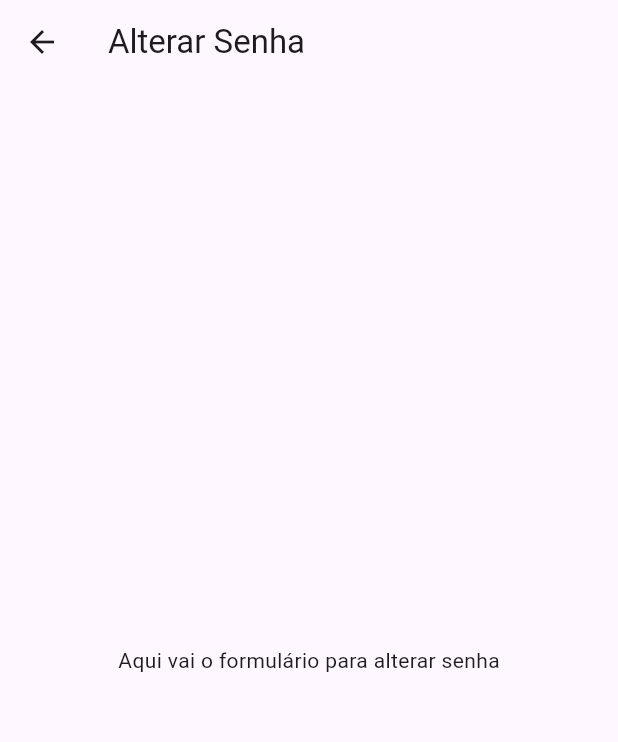
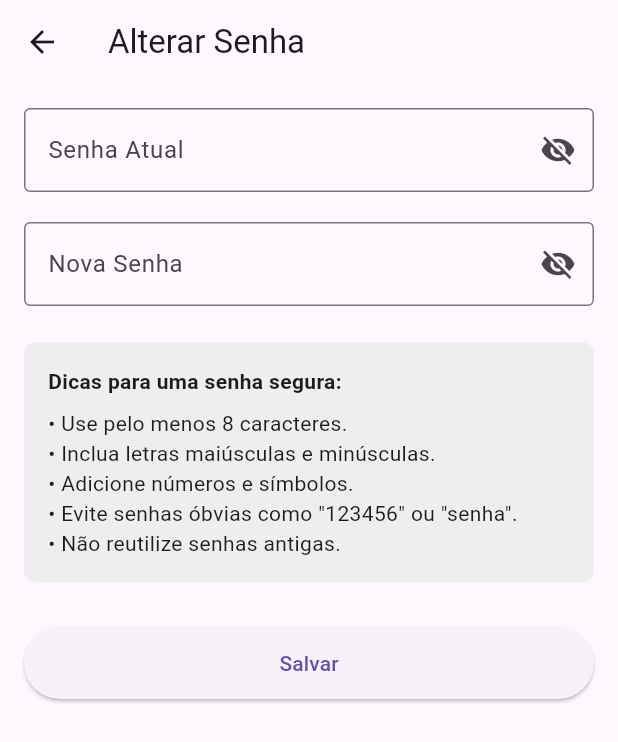
Before and after one commit to LucasCGentile/estaciona_facil, a Flutter app: the ChangePassword screen opened directly, on a phone screen of 412 x 824 dp. Shown: the top 742 px of the screen. Run offline on Flutter 3.47's test engine with Material 3 defaults, Android fonts, the light colour scheme and no system bars; our stand-ins replace lottie, mask_text_input_formatter, pin_code_fields, shared_preferences; accounts and stored records are empty; network calls fail.

Commit message:
create ChangePassword
Criado a pagina de troca de senha e adicionada no modal do menu para testes

```diff
--- a/lib/assets/avatar_modal.dart
+++ b/lib/assets/avatar_modal.dart
@@ -1,4 +1,4 @@
-import 'package:estaciona_facil/change_password.dart';
+import 'package:estaciona_facil/pages/change_password.dart';
 import 'package:flutter/material.dart';
 import 'package:estaciona_facil/pages/my_account.dart';
 import 'package:estaciona_facil/pages/first_page.dart';
--- a/lib/assets/menu_modal.dart
+++ b/lib/assets/menu_modal.dart
@@ -98,6 +98,12 @@ class MenuModal extends StatelessWidget {
             label: 'Termos de Uso',
             pageIndex: 7,
           ),
+          buildMenuButton(
+            context: context,
+            icon: Icons.password,
+            label: 'Alterar Senha',
+            pageIndex: 8,
+          ),
 
           const Spacer(),
 
--- a/lib/change_password.dart
+++ /dev/null
@@ -1,15 +0,0 @@
-import 'package:flutter/material.dart';
-
-class ChangePassword extends StatelessWidget {
-  const ChangePassword({super.key, required String title});
-
-  @override
-  Widget build(BuildContext context) {
-    return Scaffold(
-      appBar: AppBar(title: const Text('Alterar Senha')),
-      body: const Center(
-        child: Text('Aqui vai o formulário para alterar senha'),
-      ),
-    );
-  }
-}
--- /dev/null
+++ b/lib/pages/change_password.dart
@@ -0,0 +1,165 @@
+import 'package:flutter/material.dart';
+import 'package:lottie/lottie.dart';
+
+class ChangePassword extends StatefulWidget {
+  const ChangePassword({super.key, required String title});
+
+  @override
+  State<ChangePassword> createState() => _ChangePasswordState();
+}
+
+class _ChangePasswordState extends State<ChangePassword> {
+  bool _ocultarSenhaAtual = true;
+  bool _ocultarNovaSenha = true;
+
+  final TextEditingController _senhaAtualController = TextEditingController();
+  final TextEditingController _novaSenhaController = TextEditingController();
+
+  @override
+  void dispose() {
+    _senhaAtualController.dispose();
+    _novaSenhaController.dispose();
+    super.dispose();
+  }
+
+  void _mostrarAnimacaoLottie() {
+    final senhaAtual = _senhaAtualController.text.trim();
+    final novaSenha = _novaSenhaController.text.trim();
+
+    if (senhaAtual.isEmpty || novaSenha.isEmpty) {
+      ScaffoldMessenger.of(context).showSnackBar(
+        const SnackBar(
+          content: Text('Por favor, preencha ambos os campos.'),
+          backgroundColor: Colors.red,
+        ),
+      );
+      return;
+    }
+
+    if (novaSenha.length < 8) {
+      ScaffoldMessenger.of(context).showSnackBar(
+        const SnackBar(
+          content: Text('A nova senha deve ter no mínimo 8 caracteres.'),
+          backgroundColor: Colors.red,
+        ),
+      );
+      return;
+    }
+
+    showDialog(
+      context: context,
+      barrierDismissible: false,
+      builder: (context) {
+        return Dialog(
+          backgroundColor: Colors.transparent,
+          child: Center(
+            child: Lottie.network(
+              'https://assets7.lottiefiles.com/packages/lf20_usmfx6bp.json',
+              width: 150,
+              height: 150,
+              fit: BoxFit.contain,
+            ),
+          ),
+        );
+      },
+    );
+
+    Future.delayed(const Duration(seconds: 2), () {
+      Navigator.of(context).pop();
+
+      ScaffoldMessenger.of(context).showSnackBar(
+        const SnackBar(content: Text('Senha atualizada com sucesso!')),
+      );
+
+      _senhaAtualController.clear();
+      _novaSenhaController.clear();
+    });
+  }
+
+  @override
+  Widget build(BuildContext context) {
+    return Scaffold(
+      appBar: AppBar(title: const Text('Alterar Senha')),
+      body: Padding(
+        padding: const EdgeInsets.all(16.0),
+        child: Column(
+          crossAxisAlignment: CrossAxisAlignment.start,
+          children: [
+            TextFormField(
+              controller: _senhaAtualController,
+              obscureText: _ocultarSenhaAtual,
+              decoration: InputDecoration(
+                labelText: 'Senha Atual',
+                border: const OutlineInputBorder(),
+                suffixIcon: IconButton(
+                  icon: Icon(
+                    _ocultarSenhaAtual
+                        ? Icons.visibility_off
+                        : Icons.visibility,
+                  ),
+                  onPressed: () {
+                    setState(() {
+                      _ocultarSenhaAtual = !_ocultarSenhaAtual;
+                    });
+                  },
+                ),
+              ),
+            ),
+            const SizedBox(height: 20),
+            TextFormField(
+              controller: _novaSenhaController,
+              obscureText: _ocultarNovaSenha,
+              decoration: InputDecoration(
+                labelText: 'Nova Senha',
+                border: const OutlineInputBorder(),
+                suffixIcon: IconButton(
+                  icon: Icon(
+                    _ocultarNovaSenha ? Icons.visibility_off : Icons.visibility,
+                  ),
+                  onPressed: () {
+                    setState(() {
+                      _ocultarNovaSenha = !_ocultarNovaSenha;
+                    });
+                  },
+                ),
+              ),
+            ),
+            const SizedBox(height: 24),
+            Container(
+              width: double.infinity,
+              padding: const EdgeInsets.all(16),
+              decoration: BoxDecoration(
+                color: Colors.grey.shade200,
+                borderRadius: BorderRadius.circular(8),
+              ),
+              child: Column(
+                crossAxisAlignment: CrossAxisAlignment.start,
+                children: const [
+                  Text(
+                    'Dicas para uma senha segura:',
+                    style: TextStyle(fontWeight: FontWeight.bold),
+                  ),
+                  SizedBox(height: 8),
+                  Text('• Use pelo menos 8 caracteres.'),
+                  Text('• Inclua letras maiúsculas e minúsculas.'),
+                  Text('• Adicione números e símbolos.'),
+                  Text('• Evite senhas óbvias como "123456" ou "senha".'),
+                  Text('• Não reutilize senhas antigas.'),
+                ],
+              ),
+            ),
+            const SizedBox(height: 30),
+            SizedBox(
+              width: double.infinity,
+              height: 48,
+              child: ElevatedButton(
+                onPressed: _mostrarAnimacaoLottie,
+                child: const Text('Salvar'),
+              ),
+            ),
+          ],
+        ),
+      ),
+    );
+  }
+}
--- a/lib/pages/main_screen.dart
+++ b/lib/pages/main_screen.dart
@@ -1,6 +1,6 @@
 import 'package:estaciona_facil/assets/bottom_navigation.dart';
 import 'package:estaciona_facil/assets/menu_modal.dart';
-import 'package:estaciona_facil/change_password.dart';
+import 'package:estaciona_facil/pages/change_password.dart';
 import 'package:estaciona_facil/pages/config_page.dart';
 import 'package:estaciona_facil/pages/home_page.dart';
 import 'package:estaciona_facil/pages/my_account.dart';
--- a/lib/pages/ticket_page.dart
+++ b/lib/pages/ticket_page.dart
@@ -321,7 +321,7 @@ class _MyHomePageState extends State<TicketPage> {
                       icon: const Icon(
                         Icons.remove,
                         color: Colors.white,
-                        size: 30,
+                        size: 25,
                       ),
                       onPressed: () {
                         if (_quantidadeTickets > 1) {
@@ -356,7 +356,7 @@ class _MyHomePageState extends State<TicketPage> {
                       icon: const Icon(
                         Icons.add,
                         color: Colors.white,
-                        size: 30,
+                        size: 25,
                       ),
                       onPressed: () {
                         if (_quantidadeTickets < 10) {
--- a/pubspec.yaml
+++ b/pubspec.yaml
@@ -34,6 +34,7 @@ dependencies:
   mask_text_input_formatter: ^2.4.0
   shared_preferences: ^2.2.2
   flutter_multi_formatter: ^2.4.0
+  lottie: ^2.2.0
 
 
   # The following adds the Cupertino Icons font to your application.
```
Also changed, not shown: pubspec.lock.
